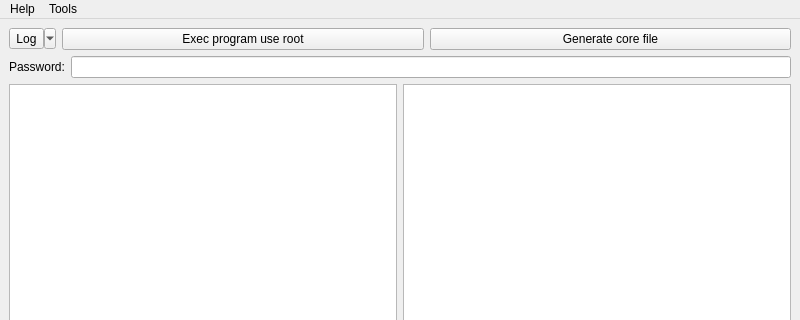
Before: the Qt Designer form App/MainWindow.ui in KangLin/RabbitCommon, drawn with Qt 5; both pictures show x 0 to 800 and y 0 to 320 of the 800 by 600 pixel window.
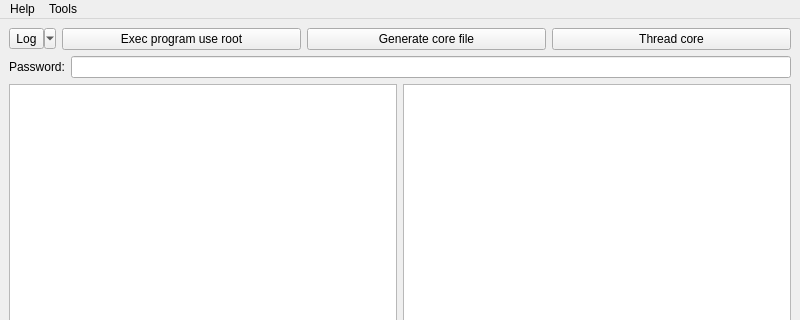
After: the same form once the commit is applied. Icons and pictures are not drawn.

The edit to the form file:
```diff
--- a/App/MainWindow.ui
+++ b/App/MainWindow.ui
@@ -50,6 +50,13 @@
         </property>
        </widget>
       </item>
+      <item row="0" column="3">
+       <widget class="QPushButton" name="pbThreadCore">
+        <property name="text">
+         <string>Thread core</string>
+        </property>
+       </widget>
+      </item>
      </layout>
     </item>
     <item row="1" column="0">
```
Left out of the diff: 2 changed lines with no effect on the pictures.
